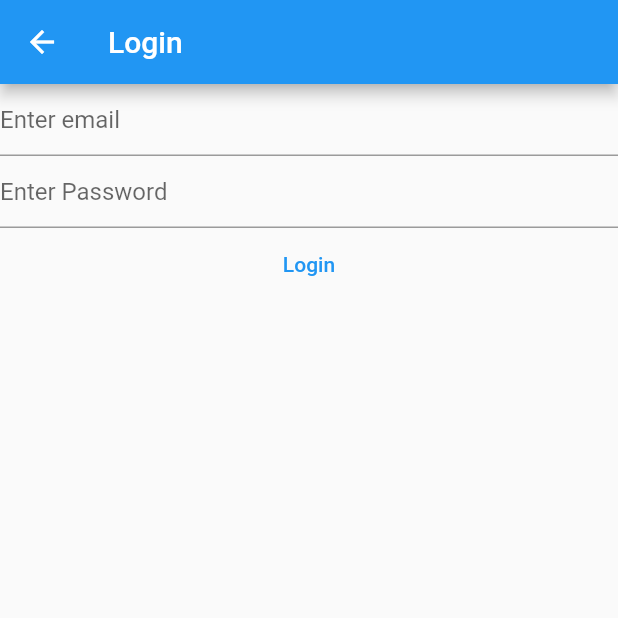
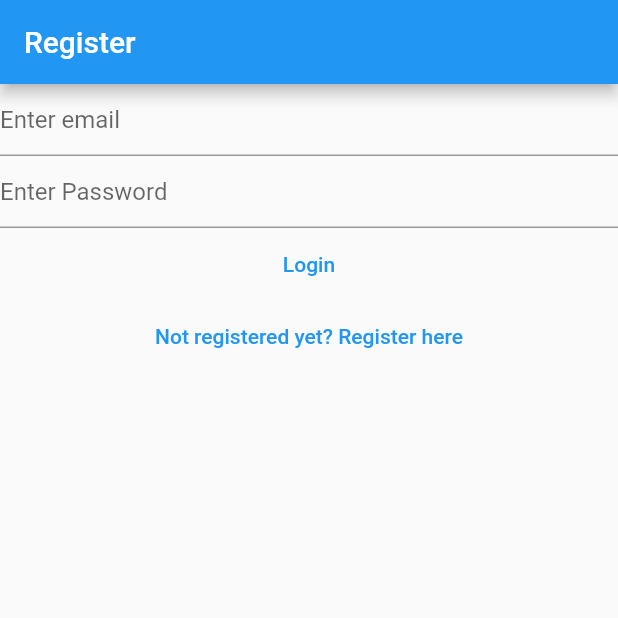
Before and after one commit to faticoco/flutter_chat, a Flutter app: the Loginview screen opened directly, on a phone screen of 412 x 824 dp, the top half of it. Run offline on Flutter 3.47's test engine with Material 2 defaults, Android fonts, the phone set to English and light mode, and no system bars; our stand-ins replace firebase_auth, firebase_core; accounts and stored records are empty.

Commit message:
basic login signup

```diff
--- a/lib/loginview.dart
+++ b/lib/loginview.dart
@@ -1,8 +1,6 @@
 import 'package:firebase_auth/firebase_auth.dart';
-import 'package:firebase_core/firebase_core.dart';
-import 'package:flutter/cupertino.dart';
 import 'package:flutter/material.dart';
-import 'firebase_options.dart';
+import 'package:flutter_chat/register_view.dart';
 
 class Loginview extends StatefulWidget {
   const Loginview({super.key});
@@ -33,15 +31,10 @@ class _LoginviewState extends State<Loginview> {
   @override
   Widget build(BuildContext context) {
     return Scaffold(
-      appBar: AppBar(title: const Text('Login')),
-      body: FutureBuilder(
-        future: Firebase.initializeApp(
-          options: DefaultFirebaseOptions.currentPlatform,
+      appBar: AppBar(
+        title: const Text('Register'),
       ),
-        builder: (context, snapshot) {
-          switch (snapshot.connectionState) {
-            case ConnectionState.done:
-              return Column(
+      body: Column(
         children: [
           TextField(
             controller: _email,
@@ -66,8 +59,7 @@ class _LoginviewState extends State<Loginview> {
               final email = _email.text;
               final password = _password.text;
               try {
-                        await FirebaseAuth.instance
-                            .createUserWithEmailAndPassword(
+                await FirebaseAuth.instance.createUserWithEmailAndPassword(
                     email: email, password: password);
                 print(UserCredential);
               } catch (e) {
@@ -77,12 +69,16 @@ class _LoginviewState extends State<Loginview> {
             },
             child: const Text('Login'),
           ),
+          TextButton(
+            onPressed: () {
+              Navigator.of(context).pushNamedAndRemoveUntil(
+                '/register/',
+                (route) => false,
+              );
+            },
+            child: const Text('Not registered yet? Register here'),
+          )
         ],
-              );
-            default:
-              return const Text('........Loading');
-          }
-        },
       ),
     );
   }
```
Also changed, not shown: lib/main.dart (+42 -7 lines), lib/register_view.dart (+1 -17 lines). Lines whose indentation alone changed are shown as unchanged.
